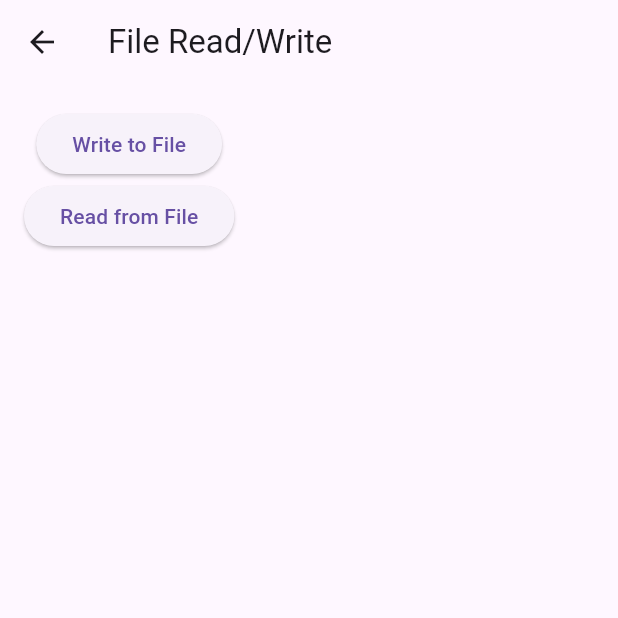
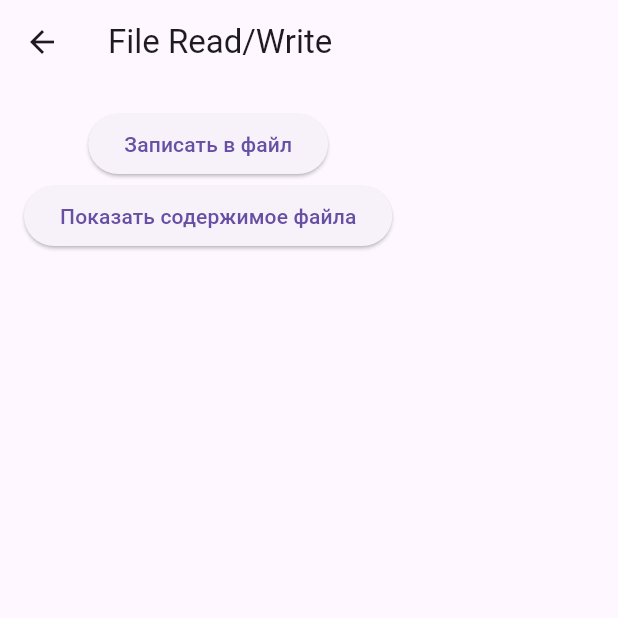
Before and after one commit to Dhilm/flutter_storage_app, a Flutter app: the FileRWPage screen opened by its route, on a phone screen of 412 x 824 dp, the top half of it. Run offline on Flutter 3.47's test engine with Material 3 defaults, Android fonts, the phone set to English and light mode, and no system bars; our stand-ins replace shared_preferences; accounts and stored records are empty.

```diff
--- a/lib/pages/file_rw_page.dart
+++ b/lib/pages/file_rw_page.dart
@@ -19,15 +19,22 @@ class _FileRWPageState extends State<FileRWPage> {
     final path = await _getFilePath();
     final file = File(path);
     await file.writeAsString(text);
+    ScaffoldMessenger.of(context).showSnackBar(SnackBar(content: Text('Файл сохранён.')));
   }
 
   Future<void> _readFromFile() async {
     final path = await _getFilePath();
     final file = File(path);
-    String content = await file.readAsString();
-    setState(() {
-      _data = content;
-    });
+    if (await file.exists()) {
+      String content = await file.readAsString();
+      setState(() {
+        _data = content;
+      });
+    } else {
+      setState(() {
+        _data = 'Файл не найден.';
+      });
+    }
   }
 
   @override
@@ -40,11 +47,11 @@ class _FileRWPageState extends State<FileRWPage> {
           children: [
             ElevatedButton(
               onPressed: () => _writeToFile("Hello: ${DateTime.now()}"),
-              child: Text('Write to File'),
+              child: Text('Записать в файл'),
             ),
             ElevatedButton(
               onPressed: _readFromFile,
-              child: Text('Read from File'),
+              child: Text('Показать содержимое файла'),
             ),
             SizedBox(height: 20),
             Text(_data, style: TextStyle(fontSize: 16)),
```
